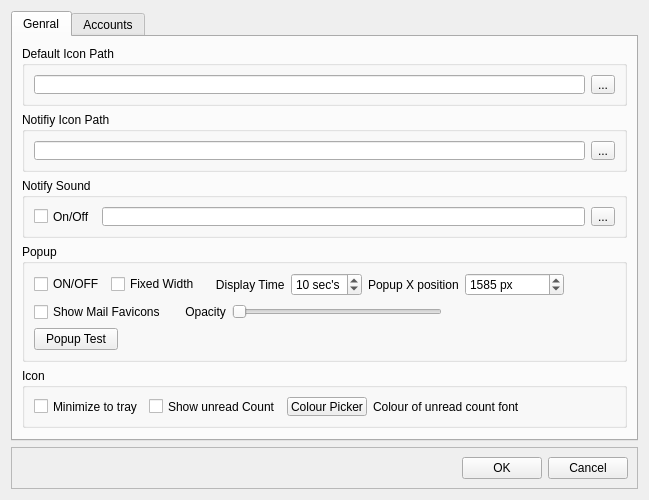
Old version of the form tbtrayui.ui in the repository JackDinn/tbtray.
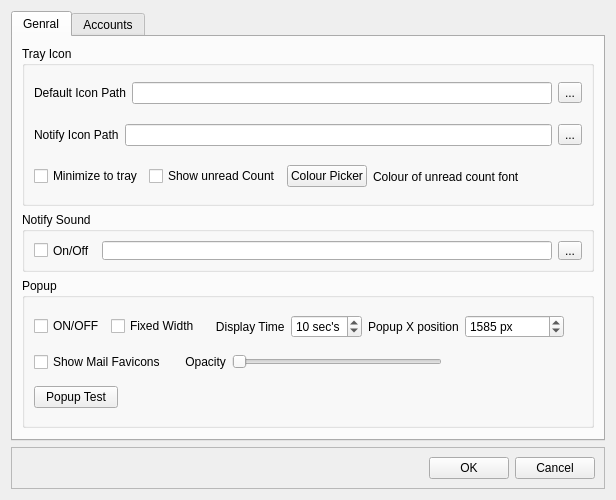
New version of the form. Icons and pictures are not drawn.

```diff
--- a/tbtrayui.ui
+++ b/tbtrayui.ui
@@ -6,8 +6,8 @@
    <rect>
     <x>0</x>
     <y>0</y>
-    <width>649</width>
-    <height>498</height>
+    <width>616</width>
+    <height>492</height>
    </rect>
   </property>
   <property name="windowTitle">
@@ -32,63 +32,147 @@
       </attribute>
       <layout class="QVBoxLayout" name="verticalLayout_3">
        <item>
-        <widget class="QGroupBox" name="groupBox_2">
+        <widget class="QGroupBox" name="groupBox_6">
          <property name="minimumSize">
           <size>
            <width>0</width>
-           <height>60</height>
+           <height>160</height>
           </size>
          </property>
          <property name="maximumSize">
           <size>
            <width>16777215</width>
-           <height>60</height>
+           <height>160</height>
           </size>
          </property>
          <property name="title">
-          <string>Default Icon Path</string>
+          <string>Tray Icon</string>
          </property>
-         <layout class="QHBoxLayout" name="horizontalLayout_4">
+         <layout class="QVBoxLayout" name="verticalLayout_5">
           <item>
-           <widget class="QLineEdit" name="lineedit_defulticon"/>
+           <layout class="QHBoxLayout" name="horizontalLayout_4">
+            <item>
+             <widget class="QLabel" name="label_5">
+              <property name="minimumSize">
+               <size>
+                <width>0</width>
+                <height>36</height>
+               </size>
+              </property>
+              <property name="text">
+               <string>Default Icon Path</string>
+              </property>
+             </widget>
+            </item>
+            <item>
+             <widget class="QLineEdit" name="lineedit_defulticon">
+              <property name="minimumSize">
+               <size>
+                <width>400</width>
+                <height>0</height>
+               </size>
+              </property>
+             </widget>
+            </item>
+            <item>
+             <widget class="QToolButton" name="toolButton_defaulticon">
+              <property name="text">
+               <string>...</string>
+              </property>
+             </widget>
+            </item>
+           </layout>
           </item>
           <item>
-           <widget class="QToolButton" name="toolButton_defaulticon">
-            <property name="text">
-             <string>...</string>
-            </property>
-           </widget>
+           <layout class="QHBoxLayout" name="horizontalLayout_5">
+            <item>
+             <widget class="QLabel" name="label_6">
+              <property name="minimumSize">
+               <size>
+                <width>0</width>
+                <height>36</height>
+               </size>
+              </property>
+              <property name="text">
+               <string>Notify Icon Path</string>
+              </property>
+             </widget>
+            </item>
+            <item>
+             <widget class="QLineEdit" name="lineedit_notifyicon">
+              <property name="minimumSize">
+               <size>
+                <width>400</width>
+                <height>0</height>
+               </size>
+              </property>
+             </widget>
+            </item>
+            <item>
+             <widget class="QToolButton" name="toolButton_notifyicon">
+              <property name="text">
+               <string>...</string>
+              </property>
+             </widget>
+            </item>
+           </layout>
           </item>
-         </layout>
-        </widget>
-       </item>
-       <item>
-        <widget class="QGroupBox" name="groupBox_3">
-         <property name="minimumSize">
-          <size>
-           <width>0</width>
-           <height>60</height>
-          </size>
-         </property>
-         <property name="maximumSize">
-          <size>
-           <width>16777215</width>
-           <height>60</height>
-          </size>
-         </property>
-         <property name="title">
-          <string>Notifiy Icon Path</string>
-         </property>
-         <layout class="QHBoxLayout" name="horizontalLayout_5">
           <item>
-           <widget class="QLineEdit" name="lineedit_notifyicon"/>
-          </item>
-          <item>
-           <widget class="QToolButton" name="toolButton_notifyicon">
-            <property name="text">
-             <string>...</string>
-            </property>
-           </widget>
+           <layout class="QHBoxLayout" name="horizontalLayout_6">
+            <item>
+             <widget class="QCheckBox" name="checkbox_minimizetotray">
+              <property name="minimumSize">
+               <size>
+                <width>0</width>
+                <height>0</height>
+               </size>
+              </property>
+              <property name="maximumSize">
+               <size>
+                <width>16777215</width>
+                <height>16777215</height>
+               </size>
+              </property>
+              <property name="text">
+               <string>Minimize to tray</string>
+              </property>
+             </widget>
+            </item>
+            <item>
+             <widget class="QCheckBox" name="checkbox_showcount">
+              <property name="text">
+               <string>Show unread Count</string>
+              </property>
+             </widget>
+            </item>
+            <item>
+             <widget class="QPushButton" name="pushButton_colourpicker">
+              <property name="text">
+               <string>Colour Picker</string>
+              </property>
+             </widget>
+            </item>
+            <item>
+             <widget class="QLabel" name="label_colour">
+              <property name="text">
+               <string>Colour of unread count font</string>
+              </property>
+             </widget>
+            </item>
+            <item>
+             <spacer name="horizontalSpacer_7">
+              <property name="orientation">
+               <enum>Qt::Horizontal</enum>
+              </property>
+              <property name="sizeHint" stdset="0">
+               <size>
+                <width>40</width>
+                <height>20</height>
+               </size>
+              </property>
+             </spacer>
+            </item>
+           </layout>
           </item>
          </layout>
         </widget>
@@ -133,20 +217,35 @@
        </item>
        <item>
         <widget class="QGroupBox" name="groupBox_5">
+         <property name="minimumSize">
+          <size>
+           <width>0</width>
+           <height>150</height>
+          </size>
+         </property>
          <property name="maximumSize">
           <size>
            <width>16777215</width>
-           <height>130</height>
+           <height>150</height>
           </size>
          </property>
          <property name="title">
           <string>Popup</string>
          </property>
+         <property name="flat">
+          <bool>false</bool>
+         </property>
          <layout class="QVBoxLayout" name="verticalLayout_4">
           <item>
            <layout class="QHBoxLayout" name="horizontalLayout_13">
             <item>
              <widget class="QCheckBox" name="checkBox_popup">
+              <property name="minimumSize">
+               <size>
+                <width>0</width>
+                <height>0</height>
+               </size>
+              </property>
               <property name="maximumSize">
                <size>
                 <width>120</width>
@@ -233,6 +332,12 @@
            <layout class="QHBoxLayout" name="horizontalLayout_12">
             <item>
              <widget class="QCheckBox" name="checkBox_favicons">
+              <property name="minimumSize">
+               <size>
+                <width>0</width>
+                <height>0</height>
+               </size>
+              </property>
               <property name="text">
                <string>Show Mail Favicons</string>
               </property>
@@ -281,34 +386,6 @@
           </item>
           <item>
            <widget class="QPushButton" name="toolButton_firepopup">
-            <property name="maximumSize">
-             <size>
-              <width>84</width>
-              <height>16777215</height>
-             </size>
-            </property>
-            <property name="text">
-             <string>Popup Test</string>
-            </property>
-           </widget>
-          </item>
-         </layout>
-        </widget>
-       </item>
-       <item>
-        <widget class="QGroupBox" name="groupBox_6">
-         <property name="maximumSize">
-          <size>
-           <width>16777215</width>
-           <height>60</height>
-          </size>
-         </property>
-         <property name="title">
-          <string>Icon</string>
-         </property>
-         <layout class="QHBoxLayout" name="horizontalLayout_7">
-          <item>
-           <widget class="QCheckBox" name="checkbox_minimizetotray">
             <property name="minimumSize">
              <size>
               <width>0</width>
@@ -317,49 +394,15 @@
             </property>
             <property name="maximumSize">
              <size>
-              <width>16777215</width>
+              <width>84</width>
               <height>16777215</height>
              </size>
             </property>
             <property name="text">
-             <string>Minimize to tray</string>
+             <string>Popup Test</string>
             </property>
            </widget>
           </item>
-          <item>
-           <widget class="QCheckBox" name="checkbox_showcount">
-            <property name="text">
-             <string>Show unread Count</string>
-            </property>
-           </widget>
-          </item>
-          <item>
-           <widget class="QPushButton" name="pushButton_colourpicker">
-            <property name="text">
-             <string>Colour Picker</string>
-            </property>
-           </widget>
-          </item>
-          <item>
-           <widget class="QLabel" name="label_colour">
-            <property name="text">
-             <string>Colour of unread count font</string>
-            </property>
-           </widget>
-          </item>
-          <item>
-           <spacer name="horizontalSpacer_7">
-            <property name="orientation">
-             <enum>Qt::Horizontal</enum>
-            </property>
-            <property name="sizeHint" stdset="0">
-             <size>
-              <width>40</width>
-              <height>20</height>
-             </size>
-            </property>
-           </spacer>
-          </item>
          </layout>
         </widget>
        </item>
```
